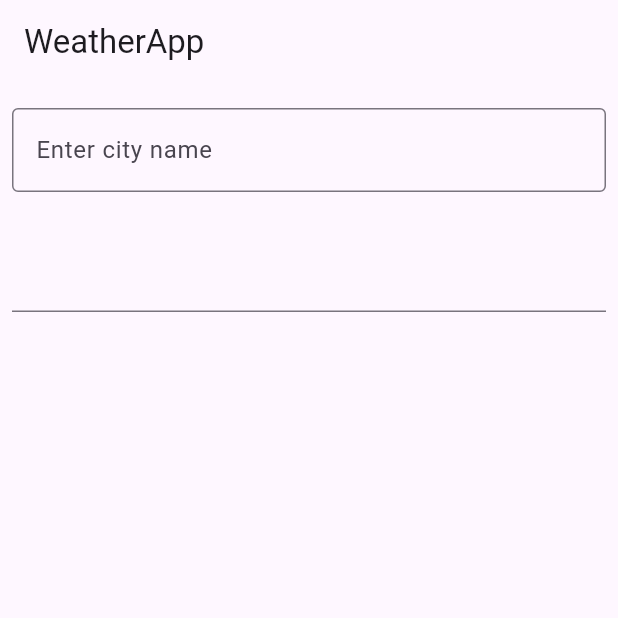
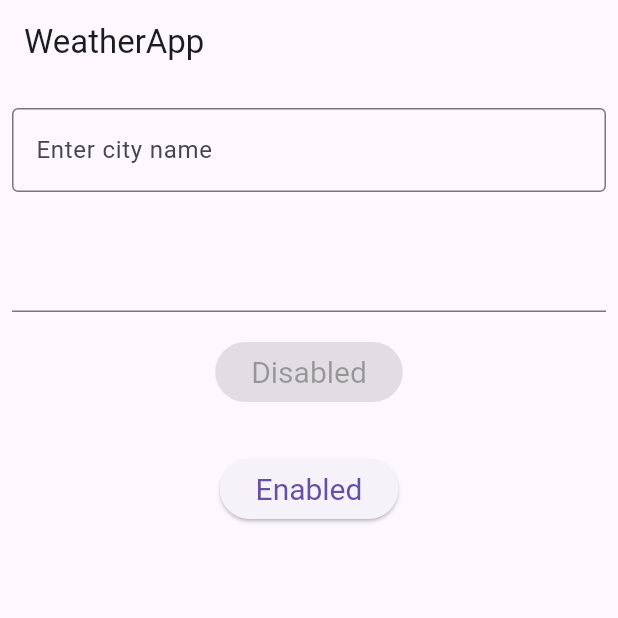
Before and after one commit to potatobin24/weather_info_app, a Flutter app: the screen it shows after launch, on a phone screen of 412 x 824 dp, the top half of it. Run offline on Flutter 3.47's test engine with Material 3 defaults, Android fonts, the phone set to English and light mode, and no system bars.

```diff
--- a/weather_info_app/lib/main.dart
+++ b/weather_info_app/lib/main.dart
@@ -44,6 +44,9 @@ class MyCustomForm extends StatelessWidget {
             ),
           ),
         ),
+        ElevatedButtonExample(
+
+        )
       ],
     );
   }
```
